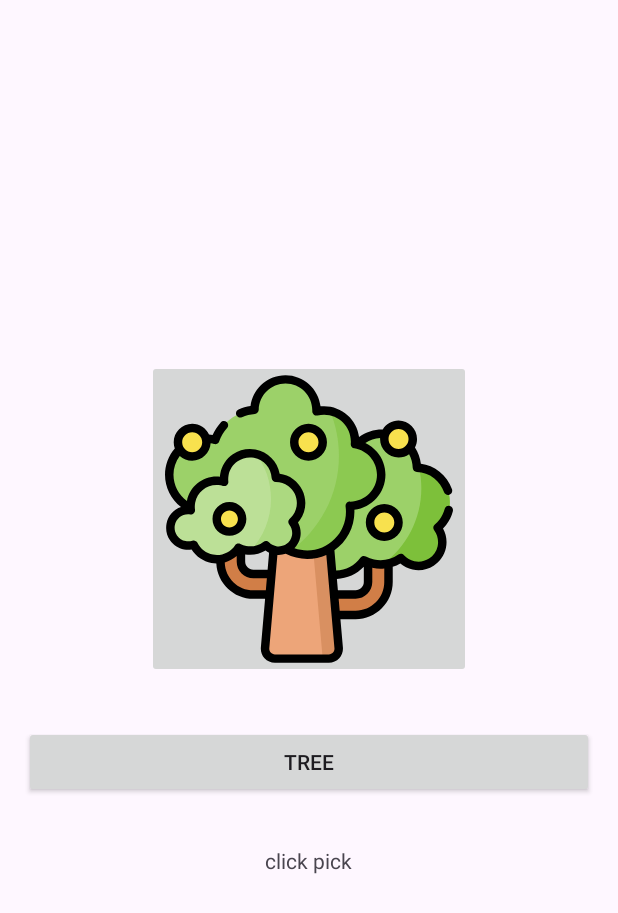
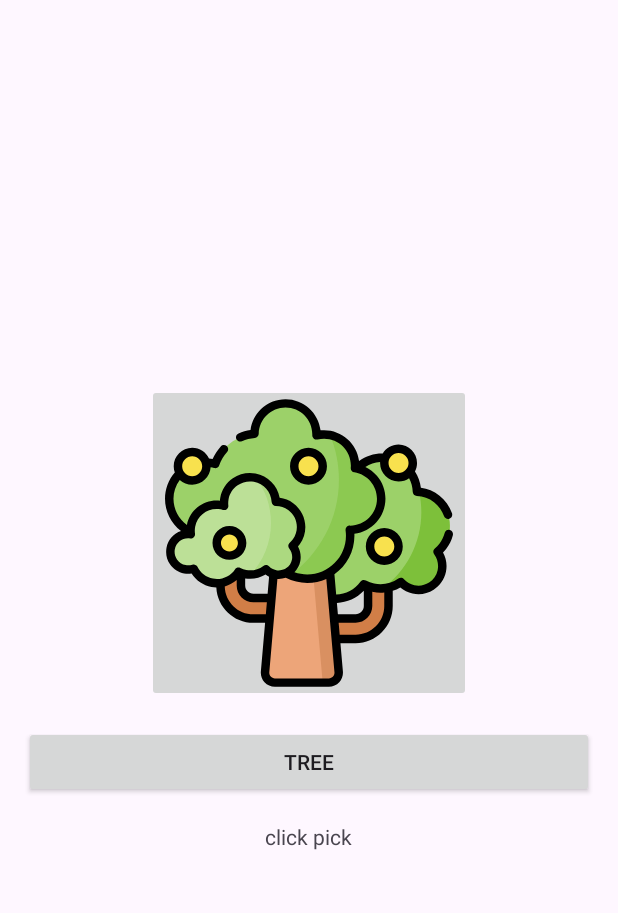
Before and after one commit to Bonduelle85/LemonJuice, an Android app: the layout activity_main.xml on its own in the app's theme, with its tools: preview values and no code run, on a phone screen of 412 x 824 dp. Shown: the top 913 px of the screen. Run offline under Robolectric (Android 15) with nearby library versions, the phone set to English and light mode, and no system bars.

Commit message:
first navigation

```diff
--- a/app/src/main/res/layout-land/activity_main.xml
+++ /dev/null
@@ -1,33 +0,0 @@
-<?xml version="1.0" encoding="utf-8"?>
-<LinearLayout xmlns:android="http://schemas.android.com/apk/res/android"
-    xmlns:tools="http://schemas.android.com/tools"
-    android:id="@+id/rootLayout"
-    android:layout_width="match_parent"
-    android:layout_height="match_parent"
-    android:orientation="vertical"
-    android:gravity="center"
-    android:padding="16dp"
-    tools:context=".presentation.MainActivity">
-
-    <com.example.lemonjuice.views.image.ActionImageButton
-        android:id="@+id/actionImageButton"
-        android:layout_width="wrap_content"
-        android:layout_height="wrap_content"
-        tools:src="@drawable/tree"
-        tools:contentDescription="@string/tree"/>
-
-    <com.example.lemonjuice.views.button.ActionButton
-        android:id="@+id/actionButton"
-        android:layout_width="match_parent"
-        android:layout_height="wrap_content"
-        android:layout_marginVertical="16dp"
-        tools:text="@string/tree"/>
-
-    <com.example.lemonjuice.views.text.HintTextView
-        android:id="@+id/hintTextView"
-        android:layout_width="wrap_content"
-        android:layout_height="wrap_content"
-        android:freezesText="true"
-        tools:text="@string/click_pick" />
-
-</LinearLayout>
--- a/app/src/main/res/layout/activity_main.xml
+++ b/app/src/main/res/layout/activity_main.xml
@@ -20,7 +20,7 @@
         android:id="@+id/actionButton"
         android:layout_width="match_parent"
         android:layout_height="wrap_content"
-        android:layout_marginVertical="32dp"
+        android:layout_marginVertical="16dp"
         tools:text="@string/tree"/>
 
     <com.example.lemonjuice.views.text.HintTextView
--- /dev/null
+++ b/app/src/main/res/layout/fragment_glass.xml
@@ -0,0 +1,6 @@
+<?xml version="1.0" encoding="utf-8"?>
+<androidx.constraintlayout.widget.ConstraintLayout xmlns:android="http://schemas.android.com/apk/res/android"
+    android:layout_width="match_parent"
+    android:layout_height="match_parent">
+
+</androidx.constraintlayout.widget.ConstraintLayout>
--- /dev/null
+++ b/app/src/main/res/layout/fragment_juice.xml
@@ -0,0 +1,6 @@
+<?xml version="1.0" encoding="utf-8"?>
+<androidx.constraintlayout.widget.ConstraintLayout xmlns:android="http://schemas.android.com/apk/res/android"
+    android:layout_width="match_parent"
+    android:layout_height="match_parent">
+
+</androidx.constraintlayout.widget.ConstraintLayout>
--- /dev/null
+++ b/app/src/main/res/layout/fragment_lemon.xml
@@ -0,0 +1,6 @@
+<?xml version="1.0" encoding="utf-8"?>
+<androidx.constraintlayout.widget.ConstraintLayout xmlns:android="http://schemas.android.com/apk/res/android"
+    android:layout_width="match_parent"
+    android:layout_height="match_parent">
+
+</androidx.constraintlayout.widget.ConstraintLayout>
--- /dev/null
+++ b/app/src/main/res/layout/fragment_tree.xml
@@ -0,0 +1,6 @@
+<?xml version="1.0" encoding="utf-8"?>
+<androidx.constraintlayout.widget.ConstraintLayout xmlns:android="http://schemas.android.com/apk/res/android"
+    android:layout_width="match_parent"
+    android:layout_height="match_parent">
+
+</androidx.constraintlayout.widget.ConstraintLayout>
--- a/app/src/main/res/values/strings.xml
+++ b/app/src/main/res/values/strings.xml
@@ -5,7 +5,7 @@
     <string name="tree">tree</string>
     <string name="lemon">lemon</string>
     <string name="juice">juice</string>
-    <string name="empty_glass">empty glass</string>
+    <string name="glass">glass</string>
 
     <!--Action Button Text-->
     <string name="pick">pick</string>
```
Also changed, not shown: app/build.gradle.kts (+6 -7 lines), app/src/main/java/com/example/lemonjuice/views/image/ActionImageButtonUiState.kt (+10 -5 lines), 1 other file.
